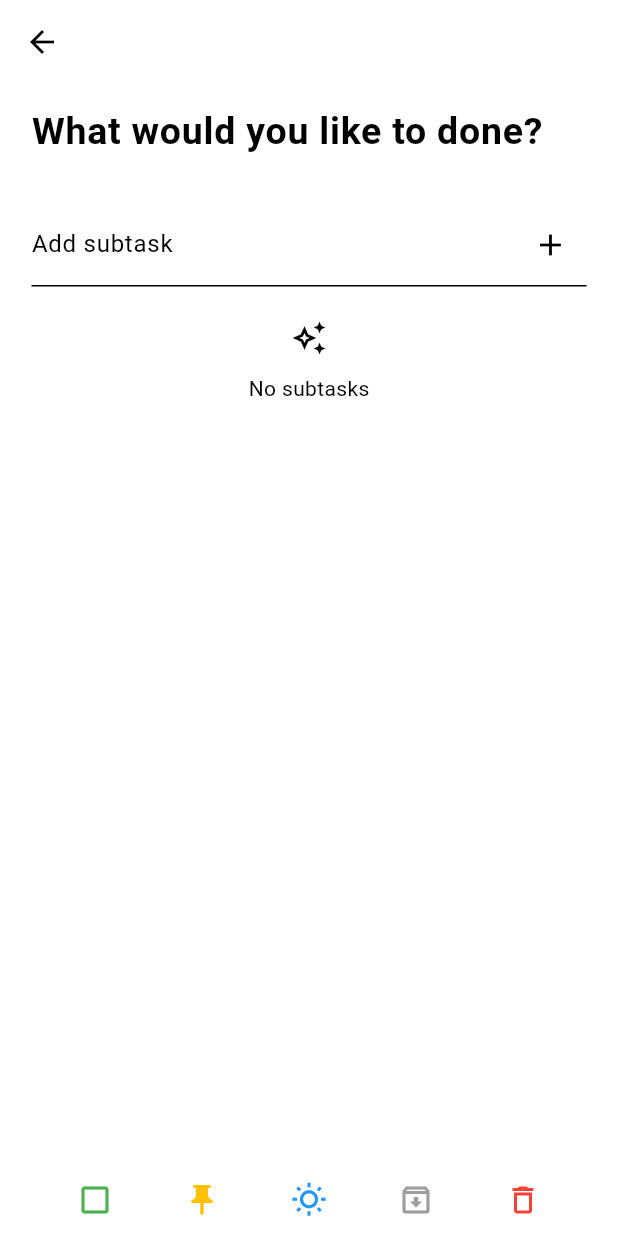
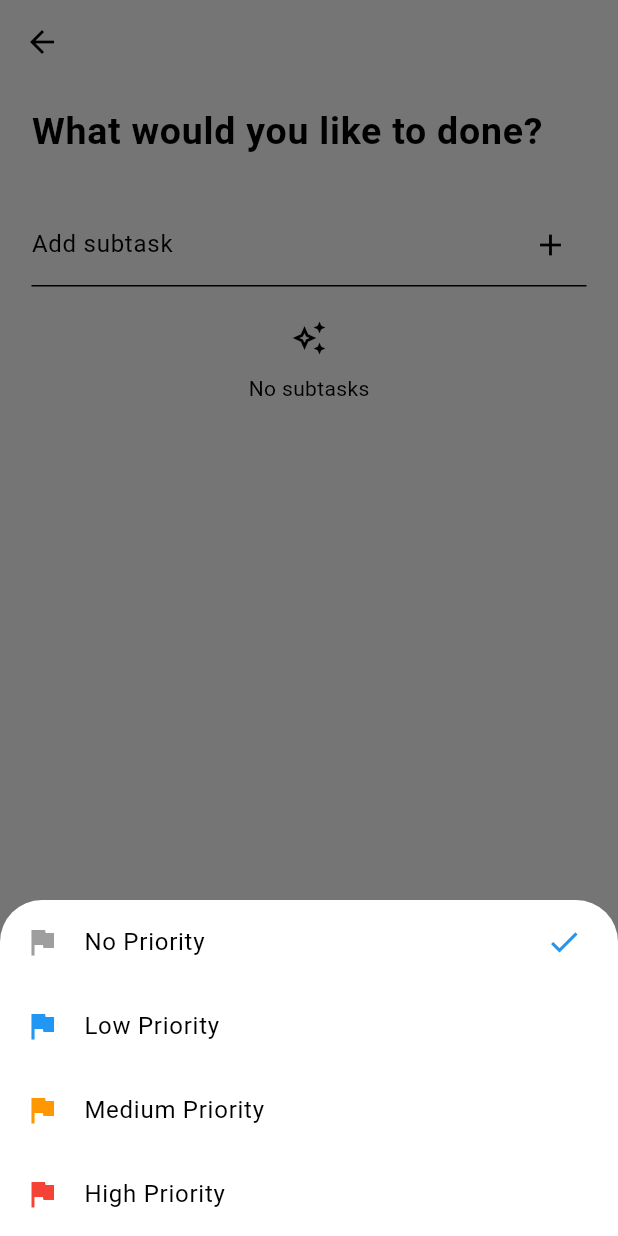
Before and after one commit to Extrypto/to_done, a Flutter app: the TaskViewPage screen opened directly with empty values, item 2 of the bottom bar chosen, on a phone screen of 412 x 824 dp. Run offline on Flutter 3.47's test engine with Material 3 defaults, Android fonts, the phone set to English and light mode, and no system bars; our stand-ins replace animated_text_kit, bloc, cloud_firestore, firebase_auth, firebase_core, flutter_bloc; accounts and stored records are empty; network calls fail.

Commit message:
before sorting

```diff
--- a/lib/modules/tasks/task_add.dart
+++ b/lib/modules/tasks/task_add.dart
@@ -13,12 +13,18 @@ class TasksAddBottomSheet extends StatefulWidget {
 class _TasksAddBottomSheetState extends State<TasksAddBottomSheet> {
   final TextEditingController titleController = TextEditingController();
   final FocusNode focusNode = FocusNode();
-  bool isButtonBlue = false; // Объявление переменной здесь
+  bool isButtonBlue = false;
+  int selectedPriority = 0; // Default to "No Priority"
+  final List<DropdownMenuItem<int>> priorityItems = [
+    const DropdownMenuItem(value: 0, child: Text("No Priority")),
+    const DropdownMenuItem(value: 1, child: Text("Low Priority")),
+    const DropdownMenuItem(value: 2, child: Text("Medium Priority")),
+    const DropdownMenuItem(value: 3, child: Text("High Priority")),
+  ];
 
   @override
   void initState() {
     super.initState();
-
     titleController.addListener(() {
       if (titleController.text.isNotEmpty != isButtonBlue) {
         setState(() {
@@ -40,14 +46,15 @@ class _TasksAddBottomSheetState extends State<TasksAddBottomSheet> {
   }
 
   void _addTaskToFirestore(BuildContext context,
-      {required String userId, required String title}) {
+      {required String userId, required String title, required int priority}) {
     if (title.isNotEmpty) {
       BlocProvider.of<TasksBloc>(context).add(AddTaskFromBottomSheetEvent(
         userId: userId,
         title: title,
+        priority: priority,
       ));
       titleController.clear();
-      FocusScope.of(context).requestFocus(focusNode); // Return focus on input
+      FocusScope.of(context).requestFocus(focusNode);
     } else {
       ScaffoldMessenger.of(context).showSnackBar(
         const SnackBar(content: Text('Please fill title')),
@@ -96,6 +103,7 @@ class _TasksAddBottomSheetState extends State<TasksAddBottomSheet> {
                                 as UserAuthenticated)
                             .userId,
                         title: value.trim(),
+                        priority: selectedPriority,
                       ),
                     ),
                   ),
@@ -106,6 +114,7 @@ class _TasksAddBottomSheetState extends State<TasksAddBottomSheet> {
                               as UserAuthenticated)
                           .userId,
                       title: titleController.text.trim(),
+                      priority: selectedPriority,
                     ),
                     child: Container(
                       width: 40.0,
@@ -125,6 +134,37 @@ class _TasksAddBottomSheetState extends State<TasksAddBottomSheet> {
                 ],
               ),
               const SizedBox(height: 10),
+              DropdownButtonFormField<int>(
+                decoration: InputDecoration(
+                  labelText: 'Select Task Priority',
+                  border: OutlineInputBorder(),
+                ),
+                value: selectedPriority,
+                onChanged: (int? newValue) {
+                  if (newValue != null) {
+                    setState(() {
+                      selectedPriority = newValue;
+                    });
+                  }
+                },
+                items: priorityItems,
+              ),
+              // Placeholder for future list selection
+              TextField(
+                decoration: InputDecoration(
+                  labelText: 'List (Placeholder)',
+                  border: OutlineInputBorder(),
+                ),
+                enabled: false, // Disabled as it's a placeholder
+              ),
+              // Placeholder for future deadline selection
+              TextField(
+                decoration: InputDecoration(
+                  labelText: 'Deadline (Placeholder)',
+                  border: OutlineInputBorder(),
+                ),
+                enabled: false, // Disabled as it's a placeholder
+              ),
             ],
           ),
         ),
--- a/lib/modules/tasks/task_view.dart
+++ b/lib/modules/tasks/task_view.dart
@@ -21,11 +21,13 @@ class TaskViewPage extends StatefulWidget {
 
 class _TaskViewPageState extends State<TaskViewPage> {
   late TextEditingController _titleController;
-  bool isCompleted = false; // Инициализировано здесь
-  bool isImportant = false; // Инициализировано здесь
-  bool isInMyDay = false; // Инициализировано здесь
-  bool isArchived = false; // Инициализировано здесь
-  bool isDeleted = false; // Инициализировано здесь
+  bool isCompleted = false;
+  bool isImportant = false;
+  bool isInMyDay = false;
+  bool isArchived = false;
+  bool isDeleted = false;
+  int priority = 0; // Начальный приоритет задачи
+
   List<Map<String, dynamic>> subtasks = [];
 
   @override
@@ -57,6 +59,7 @@ class _TaskViewPageState extends State<TaskViewPage> {
       isInMyDay = taskData?['statusMyDay'] ?? false;
       isArchived = taskData?['statusArchived'] ?? false;
       isDeleted = taskData?['statusDeleted'] ?? false;
+      priority = taskData?['priority'] ?? 0; // Загрузка приоритета задачи
     });
   }
 
@@ -85,8 +88,7 @@ class _TaskViewPageState extends State<TaskViewPage> {
         backgroundColor: Theme.of(context).colorScheme.background,
       ),
       body: Padding(
-        padding: EdgeInsets.symmetric(
-            horizontal: 16.0), //padding: const EdgeInsets.all(16.0),
+        padding: EdgeInsets.symmetric(horizontal: 16.0),
         child: _buildTaskView(),
       ),
       bottomNavigationBar: BottomAppBar(
@@ -103,6 +105,11 @@ class _TaskViewPageState extends State<TaskViewPage> {
               onPressed: () => _toggleTaskStatus(!isCompleted),
             ),
             IconButton(
+              icon: Icon(Icons.flag),
+              color: _priorityColor(priority),
+              onPressed: () => _changePriority(),
+            ),
+            IconButton(
               icon:
                   Icon(isImportant ? Icons.push_pin : Icons.push_pin_outlined),
               color: Colors.amber,
@@ -114,16 +121,12 @@ class _TaskViewPageState extends State<TaskViewPage> {
               onPressed: () => _toggleTaskMyDayStatus(),
             ),
             IconButton(
-              icon: Icon(
-                isArchived ? Icons.archive : Icons.archive_outlined,
-              ),
+              icon: Icon(isArchived ? Icons.archive : Icons.archive_outlined),
               color: Colors.grey,
               onPressed: () => _archiveTask(),
             ),
             IconButton(
-              icon: Icon(
-                isDeleted ? Icons.delete : Icons.delete_outline,
-              ),
+              icon: Icon(isDeleted ? Icons.delete : Icons.delete_outline),
               color: Colors.red,
               onPressed: () => _deleteTask(),
             ),
@@ -153,11 +156,10 @@ class _TaskViewPageState extends State<TaskViewPage> {
             ),
             SizedBox(height: 20),
             TaskSubtasksList(
-              taskId: widget.taskId,
-              userId: widget.userId,
-              taskTitle: _titleController.text,
-              subtasks: subtasks,
-            ),
+                taskId: widget.taskId,
+                userId: widget.userId,
+                taskTitle: _titleController.text,
+                subtasks: subtasks),
           ],
         ),
       ),
@@ -193,6 +195,60 @@ class _TaskViewPageState extends State<TaskViewPage> {
         .then((_) => setState(() => isDeleted = !isDeleted));
   }
 
+  void _changePriority() {
+    showModalBottomSheet(
+      context: context,
+      builder: (BuildContext context) {
+        return SafeArea(
+          child: Column(
+            mainAxisSize: MainAxisSize.min,
+            children: [
+              _buildPriorityItem(0, 'No Priority', Colors.grey),
+              _buildPriorityItem(1, 'Low Priority', Colors.blue),
+              _buildPriorityItem(2, 'Medium Priority', Colors.orange),
+              _buildPriorityItem(3, 'High Priority', Colors.red),
+            ],
+          ),
+        );
+      },
+    );
+  }
+
+  Widget _buildPriorityItem(int value, String text, Color color) {
+    return ListTile(
+      leading: Icon(Icons.flag, color: color),
+      title: Text(text),
+      trailing:
+          priority == value ? Icon(Icons.check, color: Colors.blue) : null,
+      onTap: () {
+        FirebaseFirestore.instance
+            .collection('users')
+            .doc(widget.userId)
+            .collection('tasks')
+            .doc(widget.taskId)
+            .update({'priority': value}).then((_) {
+          Navigator.pop(context);
+          setState(() {
+            priority = value;
+          });
+        });
+      },
+    );
+  }
+
+  Color _priorityColor(int priority) {
+    switch (priority) {
+      case 1:
+        return Colors.blue;
+      case 2:
+        return Colors.orange;
+      case 3:
+        return Colors.red;
+      default:
+        return Colors.grey;
+    }
+  }
+
   @override
   void dispose() {
     _titleController.removeListener(_onTitleChanged);
--- a/lib/modules/tasks/tasks_bloc.dart
+++ b/lib/modules/tasks/tasks_bloc.dart
@@ -16,6 +16,7 @@ class AddTaskFromBottomSheetEvent extends TasksEvent {
   final bool statusArchive;
   final bool statusDeleted;
   final String listId;
+  final int priority; // Добавлено: приоритет задачи
 
   AddTaskFromBottomSheetEvent({
     required this.userId,
@@ -27,6 +28,7 @@ class AddTaskFromBottomSheetEvent extends TasksEvent {
     this.statusArchive = false,
     this.statusDeleted = false,
     this.listId = "Inbox",
+    this.priority = 0, // Добавлено: значение по умолчанию для приоритета
   }) : creationDate = creationDate ?? DateTime.now();
 }
 
@@ -63,22 +65,23 @@ class TasksBloc extends Bloc<TasksEvent, TasksState> {
 
     on<AddTaskFromBottomSheetEvent>((event, emit) async {
       try {
-        // Sending task to Firestore
+        // Отправка задачи в Firestore
         await FirebaseFirestore.instance
             .collection('users')
             .doc(event.userId)
             .collection('tasks')
             .add({
           'title': event.title,
-          'creationDate': event.creationDate,
+          'creationDate':
+              event.creationDate.toIso8601String(), // Исправление формата даты
           'statusDone': event.statusDone,
           'statusMyDay': event.statusMyDay,
           'statusImportant': event.statusImportant,
           'statusArchived': event.statusArchive,
           'statusDeleted': event.statusDeleted,
           'listId': event.listId,
+          'priority': event.priority // Поле приоритета включено в данные
         });
-
         emit(TaskAddedState());
       } catch (e) {
         emit(TaskErrorState(message: 'Ошибка при добавлении задачи: $e'));
--- a/lib/pages/home_page.dart
+++ b/lib/pages/home_page.dart
@@ -2,7 +2,7 @@ import 'package:flutter/material.dart';
 import 'package:flutter_bloc/flutter_bloc.dart';
 import 'package:to_done/modules/tasks/tasks_list.dart';
 import 'package:to_done/modules/tasks/tasks_drawer.dart';
-import 'package:to_done/modules/tasks/taskslist_appbar.dart';
+import 'package:to_done/modules/tasks/tasks_list_appbar.dart';
 import 'package:to_done/modules/auth/user_bloc.dart';
 import 'package:to_done/modules/tasks/task_add.dart';
 
```
Also changed, not shown: lib/modules/tasks/tasks_list_appbar.dart (renamed from lib/modules/tasks/taskslist_appbar.dart).
